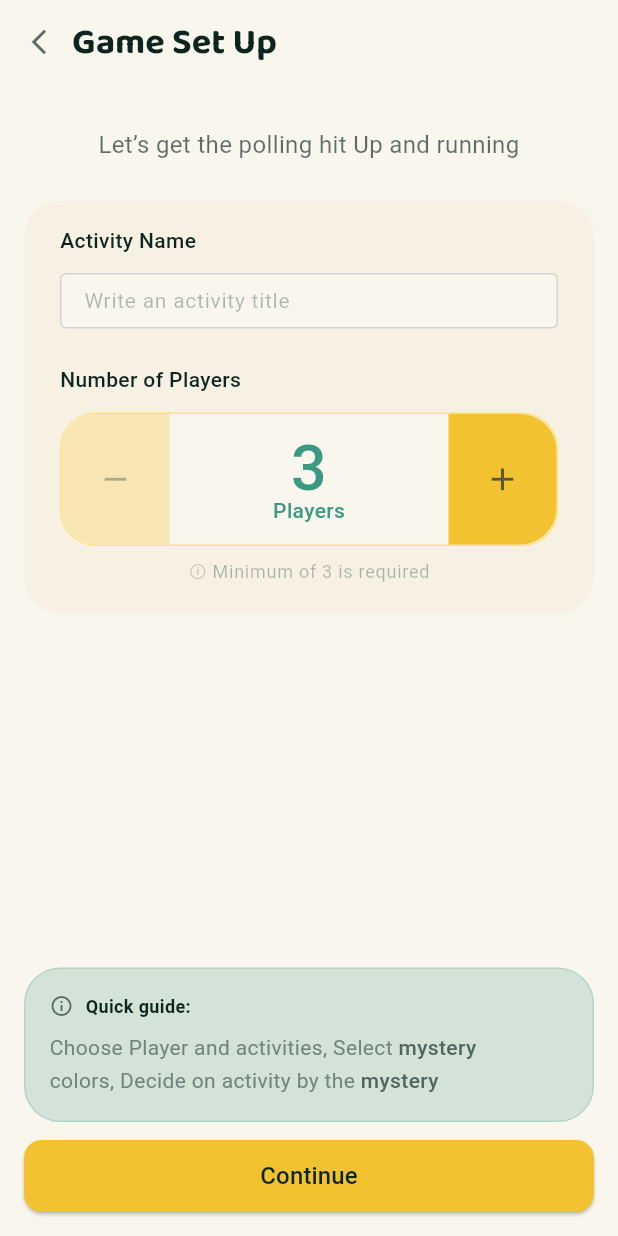
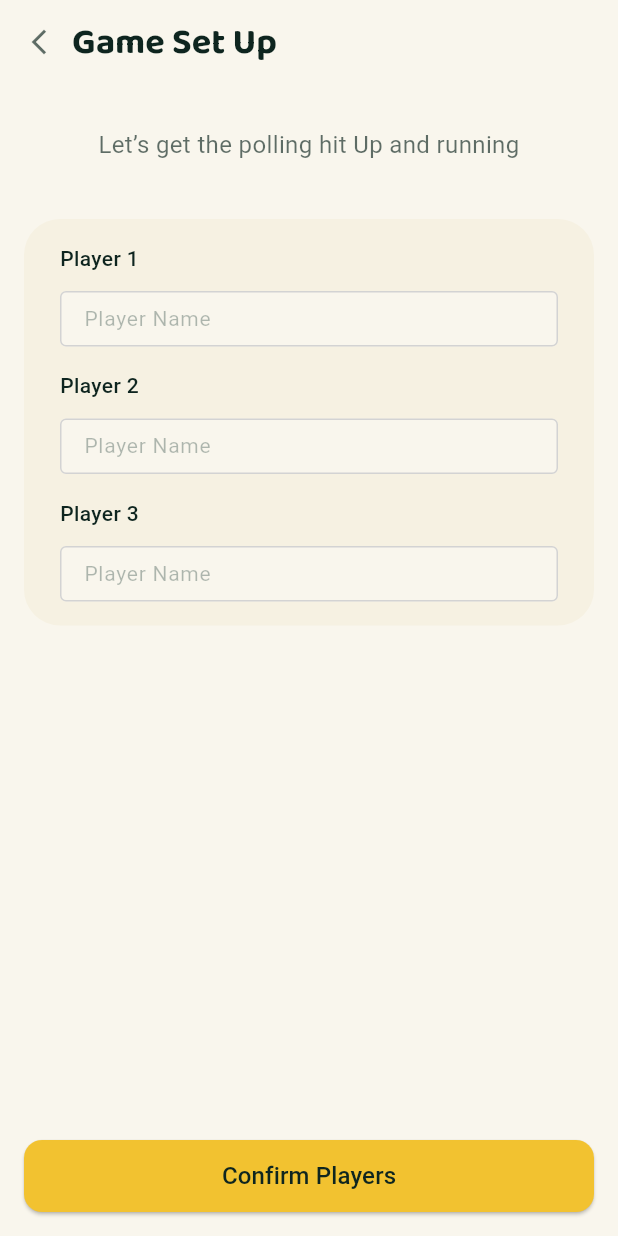
Before and after one commit to Setupboy/TOWH-Flutter, a Flutter app: the NewGameView screen opened directly, after a tap on "Continue", on a phone screen of 412 x 824 dp. Run offline on Flutter 3.47's test engine with Material 3 defaults, Android fonts, the phone set to English and light mode, and no system bars; our stand-ins replace flutter_svg, smooth_page_indicator; Roboto replaces fonts that are missing (MPLUSR1).

Commit message:
implement game setup pages

```diff
--- a/lib/features/game_setup/screens/custom_app_bar.dart
+++ b/lib/features/game_setup/screens/custom_app_bar.dart
@@ -2,9 +2,11 @@ import 'package:flutter/material.dart';
 
 import '../../../core/theme/color.dart';
 import '../../../core/theme/font.dart';
-import '../../home/screens/home_view.dart';
-
-PreferredSizeWidget customAppBar(BuildContext context) {
+PreferredSizeWidget customAppBar(
+  BuildContext context, {
+  required VoidCallback onBack,
+  String title = 'Game Set Up',
+}) {
   return AppBar(
     backgroundColor: kColorWithe50,
     elevation: 0,
@@ -13,18 +15,13 @@ PreferredSizeWidget customAppBar(BuildContext context) {
     title: Row(
       children: [
         GestureDetector(
-          onTap: () {
-            Navigator.pushReplacement(
-              context,
-              MaterialPageRoute(builder: (_) => const Homeview()),
-            );
-          },
+          onTap: onBack,
           child: Icon(Icons.arrow_back_ios_new, size: 20, color: kColorBlue800),
         ),
         const SizedBox(width: 12),
-        const Text(
-          'Game Set Up',
-          style: TextStyle(
+        Text(
+          title,
+          style: const TextStyle(
             fontSize: 24,
             fontFamily: kFontBaloo2,
             fontWeight: FontWeight.w600,
--- a/lib/features/game_setup/screens/new_game_view.dart
+++ b/lib/features/game_setup/screens/new_game_view.dart
@@ -2,6 +2,7 @@ import 'package:flutter/material.dart';
 
 import '../../../core/theme/color.dart';
 import '../../../core/theme/font.dart';
+import '../../home/screens/home_view.dart';
 import '../widgets/activity_input.dart';
 import '../widgets/continue_button.dart';
 import '../widgets/players_counter.dart';
@@ -17,12 +18,39 @@ class NewGameView extends StatefulWidget {
 
 class _NewGameViewState extends State<NewGameView> {
   int players = 3;
+  int _stepIndex = 0;
+
+  final TextEditingController _activityController = TextEditingController();
+  final TextEditingController _locationController = TextEditingController();
+  final TextEditingController _dateController = TextEditingController();
+  final TextEditingController _timeController = TextEditingController();
+  final TextEditingController _noteController = TextEditingController();
+
+  @override
+  void dispose() {
+    _activityController.dispose();
+    _locationController.dispose();
+    _dateController.dispose();
+    _timeController.dispose();
+    _noteController.dispose();
+    super.dispose();
+  }
 
   @override
   Widget build(BuildContext context) {
     return Scaffold(
       backgroundColor: kColorWithe50,
-      appBar: customAppBar(context),
+      appBar: customAppBar(
+        context,
+        onBack: _stepIndex > 0
+            ? _previousStep
+            : () {
+                Navigator.pushReplacement(
+                  context,
+                  MaterialPageRoute(builder: (_) => const Homeview()),
+                );
+              },
+      ),
       body: SafeArea(
         child: Padding(
           padding: const EdgeInsets.all(16),
@@ -34,47 +62,16 @@ class _NewGameViewState extends State<NewGameView> {
                     children: [
                       const SizedBox(height: 12),
                       _introText(),
+                      const SizedBox(height: 12),
                       const SizedBox(height: 24),
-                      Container(
-                        padding: const EdgeInsets.fromLTRB(24, 16, 24, 16),
-                        decoration: BoxDecoration(
-                          color: kColorWithe100,
-                          borderRadius: BorderRadius.circular(24),
-                        ),
-                        child: Column(
-                          crossAxisAlignment: CrossAxisAlignment.start,
-                          children: [
-                            const ActivityInput(),
-                            const SizedBox(height: 24),
-                            const Text(
-                              'Number of Players',
-                              style: TextStyle(
-                                fontWeight: FontWeight.w500,
-                                fontSize: 14,
-                                fontFamily: kFontMPL,
-                                color: kColorBlue900,
-                              ),
-                            ),
-                            const SizedBox(height: 12),
-                            PlayersCounter(
-                              players: players,
-                              onAdd: () => setState(() => players++),
-                              onRemove: () => setState(() {
-                                if (players > 3) players--;
-                              }),
-                            ),
-                            const SizedBox(height: 4),
-                            _minPlayersHint(),
-                          ],
-                        ),
-                      ),
+                      _buildStepContent(),
                     ],
                   ),
                 ),
               ),
-              const QuickGuide(),
+              if (_stepIndex == 0) ...[const QuickGuide()],
               const SizedBox(height: 12),
-              const ContinueButton(),
+              _buildBottomActions(),
             ],
           ),
         ),
@@ -111,4 +108,192 @@ class _NewGameViewState extends State<NewGameView> {
       ),
     );
   }
+
+  Widget _buildStepContent() {
+    switch (_stepIndex) {
+      case 0:
+        return Container(
+          padding: const EdgeInsets.fromLTRB(24, 16, 24, 16),
+          decoration: BoxDecoration(
+            color: kColorWithe100,
+            borderRadius: BorderRadius.circular(24),
+          ),
+          child: Column(
+            crossAxisAlignment: CrossAxisAlignment.start,
+            children: [
+              ActivityInput(controller: _activityController),
+              const SizedBox(height: 24),
+              const Text(
+                'Number of Players',
+                style: TextStyle(
+                  fontWeight: FontWeight.w500,
+                  fontSize: 14,
+                  fontFamily: kFontMPL,
+                  color: kColorBlue900,
+                ),
+              ),
+              const SizedBox(height: 12),
+              PlayersCounter(
+                players: players,
+                onAdd: () => setState(() => players++),
+                onRemove: () => setState(() {
+                  if (players > 3) players--;
+                }),
+              ),
+              const SizedBox(height: 4),
+              _minPlayersHint(),
+            ],
+          ),
+        );
+      case 1:
+        return _buildDetailsStep();
+      case 2:
+        return _buildFinalStep();
+      default:
+        return const SizedBox.shrink();
+    }
+  }
+
+  Widget _buildDetailsStep() {
+    return Container(
+      padding: const EdgeInsets.fromLTRB(24, 16, 24, 16),
+      decoration: BoxDecoration(
+        color: kColorWithe100,
+        borderRadius: BorderRadius.circular(24),
+      ),
+      child: Column(
+        crossAxisAlignment: CrossAxisAlignment.start,
+        children: [
+          _labeledInput(
+            label: 'Player 1',
+            hintText: 'Player Name',
+            controller: _locationController,
+          ),
+          const SizedBox(height: 16),
+          _labeledInput(
+            label: 'Player 2',
+            hintText: 'Player Name',
+            controller: _locationController,
+          ),
+          const SizedBox(height: 16),
+          _labeledInput(
+            label: 'Player 3',
+            hintText: 'Player Name',
+            controller: _locationController,
+          ),
+        ],
+      ),
+    );
+  }
+
+  Widget _buildFinalStep() {
+    return Container(
+      padding: const EdgeInsets.fromLTRB(24, 16, 24, 16),
+      decoration: BoxDecoration(
+        color: kColorWithe100,
+        borderRadius: BorderRadius.circular(24),
+      ),
+      child: Column(
+        crossAxisAlignment: CrossAxisAlignment.start,
+        children: [
+          _labeledInput(
+            label: 'Your Choice',
+            hintText: 'Write Answer ',
+            controller: _noteController,
+          ),
+        ],
+      ),
+    );
+  }
+
+  Widget _labeledInput({
+    required String label,
+    required String hintText,
+    required TextEditingController controller,
+    TextInputType? keyboardType,
+  }) {
+    return Column(
+      crossAxisAlignment: CrossAxisAlignment.start,
+      children: [
+        Text(
+          label,
+          style: const TextStyle(
+            fontWeight: FontWeight.w500,
+            fontSize: 14,
+            fontFamily: kFontMPL,
+            color: kColorBlue900,
+          ),
+        ),
+        const SizedBox(height: 12),
+        SizedBox(
+          height: 37,
+          child: TextField(
+            controller: controller,
+            enableSuggestions: false,
+            keyboardType: keyboardType,
+            cursorColor: kColorBlue100,
+            textAlignVertical: TextAlignVertical.center,
+            style: const TextStyle(
+              fontFamily: kFontMPL,
+              fontSize: 14,
+              fontWeight: FontWeight.w400,
+              color: kColorBlue800,
+            ),
+            decoration: InputDecoration(
+              hintText: hintText,
+              hintStyle: const TextStyle(
+                fontFamily: kFontMPL,
+                fontSize: 14,
+                fontWeight: FontWeight.w400,
+                height: 1.5,
+                color: kColorBlue100,
+              ),
+              filled: true,
+              fillColor: kColorWithe50,
+              contentPadding: const EdgeInsets.symmetric(horizontal: 12),
+              enabledBorder: OutlineInputBorder(
+                borderRadius: BorderRadius.circular(4),
+                borderSide: const BorderSide(color: kColorGray100, width: 1),
+              ),
+              focusedBorder: OutlineInputBorder(
+                borderRadius: BorderRadius.circular(4),
+                borderSide: const BorderSide(color: kColorGray100, width: 1),
+              ),
+            ),
+          ),
+        ),
+      ],
+    );
+  }
+
+  Widget _buildBottomActions() {
+    final bool isLastStep = _stepIndex == 2;
+
+    final String labelName;
+    switch (_stepIndex) {
+      case 1:
+        labelName = 'Confirm Players';
+      case 2:
+        labelName = 'Confirm and Next player';
+      default:
+        labelName = 'Continue';
+    }
+
+    return ContinueButton(label: labelName, onPressed: _nextStep);
+  }
+
+  void _nextStep() {
+    if (_stepIndex < 2) {
+      setState(() => _stepIndex++);
+    } else {
+      // Final step action (placeholder)
+      Navigator.pop(context);
+    }
+  }
+
+  void _previousStep() {
+    if (_stepIndex > 0) {
+      setState(() => _stepIndex--);
+    }
+  }
 }
--- a/lib/features/game_setup/widgets/activity_input.dart
+++ b/lib/features/game_setup/widgets/activity_input.dart
@@ -4,7 +4,9 @@ import '../../../core/theme/color.dart';
 import '../../../core/theme/font.dart';
 
 class ActivityInput extends StatelessWidget {
-  const ActivityInput({super.key});
+  final TextEditingController controller;
+
+  const ActivityInput({super.key, required this.controller});
 
   @override
   Widget build(BuildContext context) {
@@ -24,6 +26,7 @@ class ActivityInput extends StatelessWidget {
         SizedBox(
           height: 37,
           child: TextField(
+            controller: controller,
             enableSuggestions: false,
             cursorColor: kColorBlue100,
             textAlignVertical: TextAlignVertical.center,
--- a/lib/features/game_setup/widgets/continue_button.dart
+++ b/lib/features/game_setup/widgets/continue_button.dart
@@ -4,7 +4,14 @@ import '../../../core/theme/color.dart';
 import '../../../core/theme/font.dart';
 
 class ContinueButton extends StatelessWidget {
-  const ContinueButton({super.key});
+  final String label;
+  final VoidCallback onPressed;
+
+  const ContinueButton({
+    super.key,
+    this.label = 'Continue',
+    required this.onPressed,
+  });
 
   @override
   Widget build(BuildContext context) {
@@ -12,16 +19,16 @@ class ContinueButton extends StatelessWidget {
       width: 380,
       height: 48,
       child: ElevatedButton(
-        onPressed: () {},
+        onPressed: onPressed,
         style: ElevatedButton.styleFrom(
           backgroundColor: kColorYellow200,
           shape: RoundedRectangleBorder(
             borderRadius: BorderRadius.circular(12),
           ),
         ),
-        child: const Text(
-          'Continue',
-          style: TextStyle(
+        child: Text(
+          label,
+          style: const TextStyle(
             fontSize: 16,
             fontFamily: kFontMPL,
             fontWeight: FontWeight.w500,
```
